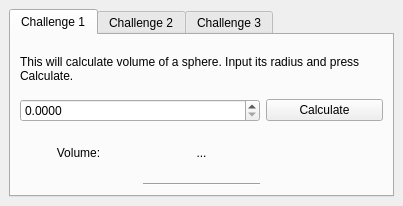
This is CodingChallenge1/mainwindow.ui in Greentaily/col-challenges as Qt 5 draws it before an edit. The edited form follows.
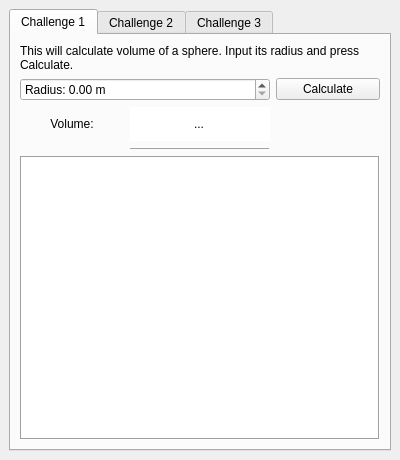
This is the edited form. The open tabs and pages were chosen to show the change.

Commit message: CodingChallenge1 Finalize UI

Diff of the .ui file:
```diff
--- a/CodingChallenge1/mainwindow.ui
+++ b/CodingChallenge1/mainwindow.ui
@@ -6,8 +6,8 @@
    <rect>
     <x>0</x>
     <y>0</y>
-    <width>403</width>
-    <height>206</height>
+    <width>400</width>
+    <height>460</height>
    </rect>
   </property>
   <property name="windowTitle">
@@ -15,7 +15,7 @@
   </property>
   <widget class="QWidget" name="centralwidget">
    <layout class="QGridLayout" name="gridLayout">
-    <item row="0" column="0">
+    <item row="0" column="1">
      <widget class="QTabWidget" name="tabWidget">
       <property name="currentIndex">
        <number>1</number>
@@ -25,23 +25,13 @@
         <string>Challenge 1</string>
        </attribute>
        <layout class="QGridLayout" name="gridLayout_2">
-        <item row="2" column="1">
-         <widget class="QLabel" name="label_result">
-          <property name="text">
-           <string>...</string>
+        <item row="3" column="1">
+         <widget class="Line" name="challenge1_line">
+          <property name="frameShadow">
+           <enum>QFrame::Raised</enum>
           </property>
-          <property name="alignment">
-           <set>Qt::AlignCenter</set>
-          </property>
-         </widget>
-        </item>
-        <item row="2" column="0">
-         <widget class="QLabel" name="label_2">
-          <property name="text">
-           <string>Volume:</string>
-          </property>
-          <property name="alignment">
-           <set>Qt::AlignCenter</set>
+          <property name="orientation">
+           <enum>Qt::Horizontal</enum>
           </property>
          </widget>
         </item>
@@ -55,30 +45,126 @@
           </property>
          </widget>
         </item>
-        <item row="3" column="1">
-         <widget class="Line" name="line">
-          <property name="orientation">
-           <enum>Qt::Horizontal</enum>
+        <item row="2" column="1">
+         <widget class="QDoubleSpinBox" name="challenge1_result">
+          <property name="sizePolicy">
+           <sizepolicy hsizetype="Minimum" vsizetype="Minimum">
+            <horstretch>0</horstretch>
+            <verstretch>0</verstretch>
+           </sizepolicy>
           </property>
-         </widget>
-        </item>
-        <item row="1" column="2">
-         <widget class="QPushButton" name="pushButton_calculate">
-          <property name="text">
-           <string>Calculate</string>
+          <property name="minimumSize">
+           <size>
+            <width>140</width>
+            <height>34</height>
+           </size>
+          </property>
+          <property name="autoFillBackground">
+           <bool>false</bool>
+          </property>
+          <property name="frame">
+           <bool>false</bool>
+          </property>
+          <property name="alignment">
+           <set>Qt::AlignCenter</set>
+          </property>
+          <property name="readOnly">
+           <bool>true</bool>
+          </property>
+          <property name="buttonSymbols">
+           <enum>QAbstractSpinBox::NoButtons</enum>
+          </property>
+          <property name="specialValueText">
+           <string>...</string>
+          </property>
+          <property name="suffix">
+           <string> m³</string>
+          </property>
+          <property name="maximum">
+           <double>100000000.000000000000000</double>
           </property>
          </widget>
         </item>
         <item row="1" column="0" colspan="2">
-         <widget class="QDoubleSpinBox" name="doubleSpinBox_input">
+         <widget class="QDoubleSpinBox" name="challenge1_input">
+          <property name="locale">
+           <locale language="English" country="UnitedStates"/>
+          </property>
+          <property name="prefix">
+           <string>Radius: </string>
+          </property>
+          <property name="suffix">
+           <string> m</string>
+          </property>
           <property name="decimals">
-           <number>4</number>
+           <number>2</number>
           </property>
           <property name="maximum">
            <double>9999999.990000000223517</double>
           </property>
          </widget>
         </item>
+        <item row="2" column="0">
+         <widget class="QLabel" name="challenge1_label_result">
+          <property name="sizePolicy">
+           <sizepolicy hsizetype="Preferred" vsizetype="Preferred">
+            <horstretch>0</horstretch>
+            <verstretch>0</verstretch>
+           </sizepolicy>
+          </property>
+          <property name="text">
+           <string>Volume:</string>
+          </property>
+          <property name="alignment">
+           <set>Qt::AlignCenter</set>
+          </property>
+          <property name="wordWrap">
+           <bool>true</bool>
+          </property>
+         </widget>
+        </item>
+        <item row="4" column="0" colspan="3">
+         <widget class="QGraphicsView" name="challenge1_graphics_view">
+          <property name="sizePolicy">
+           <sizepolicy hsizetype="Expanding" vsizetype="Expanding">
+            <horstretch>0</horstretch>
+            <verstretch>0</verstretch>
+           </sizepolicy>
+          </property>
+          <property name="frameShape">
+           <enum>QFrame::Box</enum>
+          </property>
+         </widget>
+        </item>
+        <item row="1" column="2">
+         <widget class="QPushButton" name="challenge1_button_calculate">
+          <property name="sizePolicy">
+           <sizepolicy hsizetype="Preferred" vsizetype="Fixed">
+            <horstretch>0</horstretch>
+            <verstretch>0</verstretch>
+           </sizepolicy>
+          </property>
+          <property name="text">
+           <string>Calculate</string>
+          </property>
+         </widget>
+        </item>
+        <item row="2" column="2">
+         <spacer name="challenge1_horizontal_spacer">
+          <property name="orientation">
+           <enum>Qt::Horizontal</enum>
+          </property>
+          <property name="sizeType">
+           <enum>QSizePolicy::Preferred</enum>
+          </property>
+          <property name="sizeHint" stdset="0">
+           <size>
+            <width>40</width>
+            <height>20</height>
+           </size>
+          </property>
+         </spacer>
+        </item>
        </layout>
       </widget>
       <widget class="QWidget" name="Challenge2">
```
Left out of the diff: 178 changed lines with no effect on the pictures.
